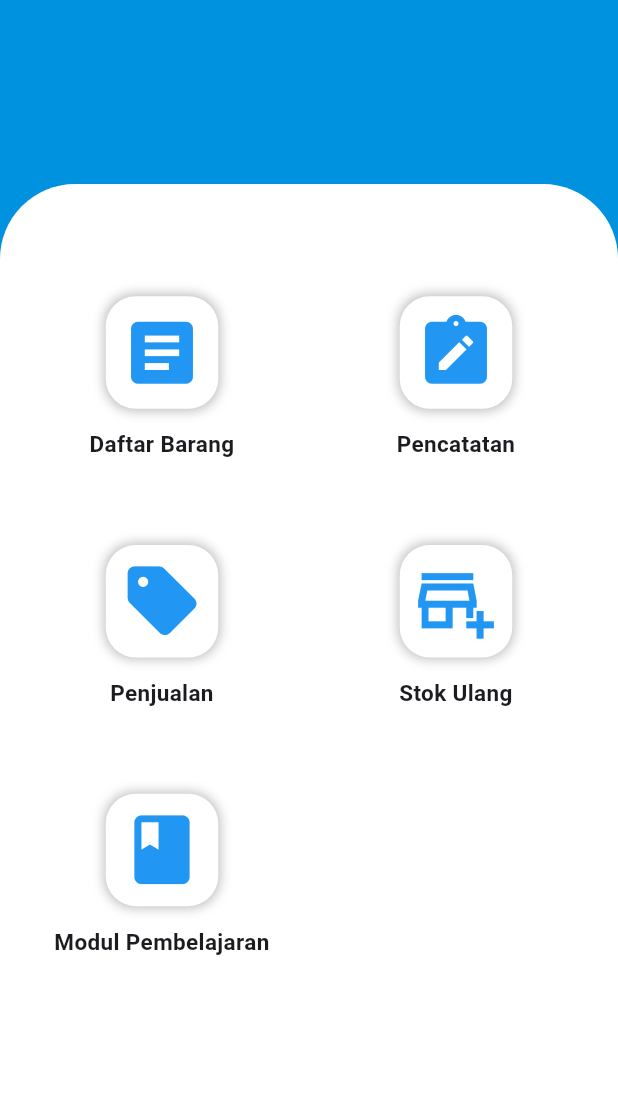
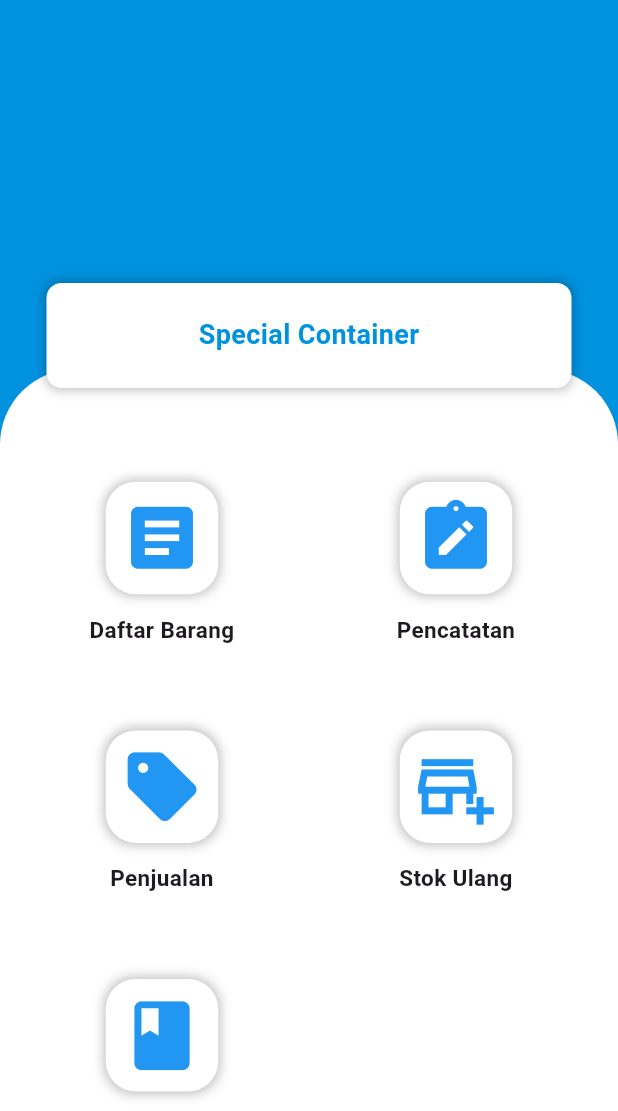
Before and after one commit to proyek-4/stocklab_fe, a Flutter app: the HomePage screen opened directly, on a phone screen of 412 x 824 dp, the part 125-1236 px from its top. Run offline on Flutter 3.47's test engine with Material 3 defaults, Android fonts, the phone set to English and light mode, and no system bars; our stand-ins replace cached_network_image, image_picker, quickalert, shimmer.

Commit message:
feat: special container at home page

```diff
--- a/lib/main.dart
+++ b/lib/main.dart
@@ -1,5 +1,6 @@
 import 'package:flutter/material.dart';
 import 'package:stocklab_fe/pages/login_page.dart';
+import 'package:stocklab_fe/pages/main_page.dart';
 import 'package:stocklab_fe/provider/UserProvider.dart';
 import 'provider/StockProvider.dart';
 import 'provider/RecordProvider.dart';
@@ -37,6 +38,7 @@ class MyApp extends StatelessWidget {
           children: <Widget>[
             // HomePage(),
             LoginPage(),
+            // MainPage()
           ],
         ),
       ),
--- a/lib/pages/home_page.dart
+++ b/lib/pages/home_page.dart
@@ -42,15 +42,19 @@ class HomePage extends StatelessWidget {
     width = MediaQuery.of(context).size.width;
     return Scaffold(
         body: SingleChildScrollView(
-      child: Container(
+            child: Column(
+      children: [
+        Container(
             color: primary,
             height: height,
             width: width,
-        child: Column(
+            child: Stack(
+              children: [
+                Column(
                   children: [
                     Container(
                       decoration: BoxDecoration(),
-              height: height * 0.25,
+                      height: height * 0.4,
                       width: width,
                       child: Padding(
                         padding: EdgeInsets.only(top: 40, left: 20),
@@ -88,19 +92,21 @@ class HomePage extends StatelessWidget {
                               topRight: Radius.circular(50),
                             ),
                           ),
-                  height: height * 0.75,
+                          height: height * 0.6,
                           width: width,
                           child: Padding(
-                    padding: EdgeInsets.only(top: 50, left: 10, right: 10),
+                            padding:
+                                EdgeInsets.only(top: 50, left: 10, right: 10),
                             child: GridView.builder(
-                      gridDelegate: SliverGridDelegateWithFixedCrossAxisCount(
+                              gridDelegate:
+                                  SliverGridDelegateWithFixedCrossAxisCount(
                                 crossAxisCount: 2,
                                 childAspectRatio: 1.3,
                                 mainAxisSpacing: 15,
                                 crossAxisSpacing: 0,
                               ),
                               shrinkWrap: true,
-                      physics: NeverScrollableScrollPhysics(),
+                              physics: ScrollPhysics(),
                               itemCount: titles.length,
                               itemBuilder: (context, index) {
                                 return Column(
@@ -112,25 +118,32 @@ class HomePage extends StatelessWidget {
                                           Navigator.push(
                                             context,
                                             MaterialPageRoute(
-                                        builder: (context) => StockPage()),
+                                                builder: (context) =>
+                                                    StockPage()),
                                           );
-                                } else if (titles[index] == "Pencatatan") {
+                                        } else if (titles[index] ==
+                                            "Pencatatan") {
                                           Navigator.push(
                                             context,
                                             MaterialPageRoute(
-                                        builder: (context) => RecordPage()),
+                                                builder: (context) =>
+                                                    RecordPage()),
                                           );
-                                } else if (titles[index] == "Penjualan") {
+                                        } else if (titles[index] ==
+                                            "Penjualan") {
                                           Navigator.push(
                                             context,
                                             MaterialPageRoute(
-                                        builder: (context) => SalesPage()),
+                                                builder: (context) =>
+                                                    SalesPage()),
                                           );
-                                } else if (titles[index] == "Stok Ulang") {
+                                        } else if (titles[index] ==
+                                            "Stok Ulang") {
                                           Navigator.push(
                                             context,
                                             MaterialPageRoute(
-                                        builder: (context) => RestockPage()),
+                                                builder: (context) =>
+                                                    RestockPage()),
                                           );
                                         }
                                       },
@@ -138,7 +151,8 @@ class HomePage extends StatelessWidget {
                                         margin: EdgeInsets.symmetric(
                                             vertical: 8, horizontal: 10),
                                         decoration: BoxDecoration(
-                                  borderRadius: BorderRadius.circular(20),
+                                          borderRadius:
+                                              BorderRadius.circular(20),
                                           color: Colors.white,
                                           boxShadow: [
                                             BoxShadow(
@@ -179,10 +193,41 @@ class HomePage extends StatelessWidget {
                               },
                             ),
                           )),
+                    ),
+                  ],
+                ),
+                Positioned(
+                  top: height * 0.33,
+                  left: (width - 350) / 2,
+                  child: Container(
+                    width: 350,
+                    height: 70,
+                    decoration: BoxDecoration(
+                        color: Colors.white,
+                        borderRadius: BorderRadius.circular(10),
+                        boxShadow: [
+                          BoxShadow(
+                            color: Colors.black26,
+                            spreadRadius: 1,
+                            blurRadius: 6,
+                          ),
+                        ]),
+                    child: Center(
+                      child: Text(
+                        "Special Container",
+                        style: TextStyle(
+                          fontSize: 18,
+                          fontWeight: FontWeight.bold,
+                          color: primary,
+                        ),
+                      ),
+                    ),
+                  ),
                 )
               ],
-        ),
-      ),
-    ));
+            )),
+        SizedBox(height: 50),
+      ],
+    )));
   }
 }
```
Lines whose indentation alone changed are shown as unchanged.
